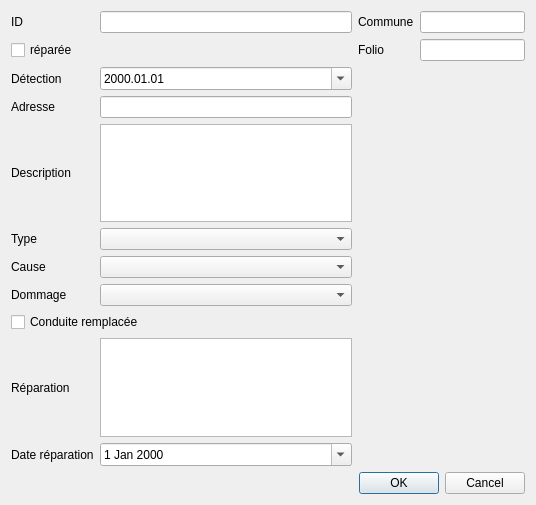
The window that qgis-project/ui_forms/leak.ui (qwat/QWAT) describes before a commit, drawn with Qt 5.
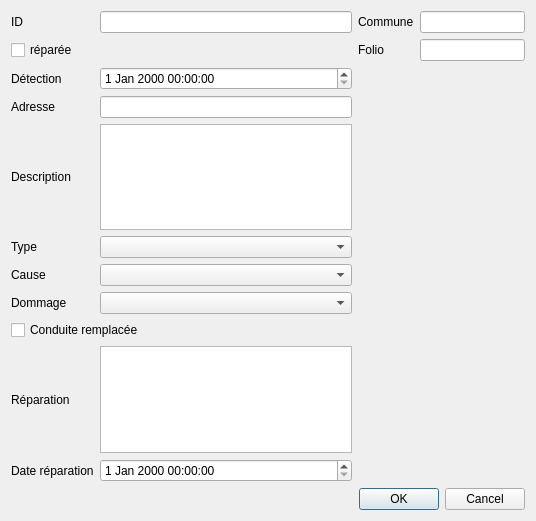
The same window after the commit. Custom widgets are drawn as their Qt base class.

Commit message: fix null date for leak (reparation date, detection date should not be null)

Patch:
```diff
--- a/qgis-project/ui_forms/leak.ui
+++ b/qgis-project/ui_forms/leak.ui
@@ -7,51 +7,21 @@
     <x>0</x>
     <y>0</y>
     <width>536</width>
-    <height>505</height>
+    <height>521</height>
    </rect>
   </property>
   <property name="windowTitle">
    <string>Fuite</string>
   </property>
   <layout class="QGridLayout" name="gridLayout">
-   <item row="3" column="0">
-    <widget class="QLabel" name="label_8">
+   <item row="9" column="0" colspan="2">
+    <widget class="QCheckBox" name="pipe_replaced">
      <property name="text">
-      <string>Adresse</string>
+      <string>Conduite remplacée</string>
      </property>
     </widget>
    </item>
-   <item row="2" column="1">
-    <widget class="QDateEdit" name="detection_date">
-     <property name="displayFormat">
-      <string>yyyy.MM.dd</string>
-     </property>
-     <property name="calendarPopup">
-      <bool>true</bool>
-     </property>
-    </widget>
-   </item>
-   <item row="4" column="0">
-    <widget class="QLabel" name="label_9">
-     <property name="text">
-      <string>Description</string>
-     </property>
-    </widget>
-   </item>
-   <item row="0" column="3">
-    <widget class="QLineEdit" name="_district"/>
-   </item>
-   <item row="6" column="0">
-    <widget class="QLabel" name="label_5">
-     <property name="text">
-      <string>Cause</string>
-     </property>
-    </widget>
-   </item>
-   <item row="1" column="3">
-    <widget class="QLineEdit" name="_printmaps"/>
-   </item>
-   <item row="12" column="1" colspan="3">
+   <item row="13" column="1" colspan="3">
     <widget class="QDialogButtonBox" name="buttonBox">
      <property name="orientation">
       <enum>Qt::Horizontal</enum>
@@ -61,13 +31,24 @@
      </property>
     </widget>
    </item>
-   <item row="0" column="1">
-    <widget class="QLineEdit" name="id"/>
+   <item row="6" column="0">
+    <widget class="QLabel" name="label_4">
+     <property name="text">
+      <string>Type</string>
+     </property>
+    </widget>
    </item>
-   <item row="8" column="0" colspan="2">
-    <widget class="QCheckBox" name="pipe_replaced">
+   <item row="11" column="0">
+    <widget class="QLabel" name="label_11">
      <property name="text">
-      <string>Conduite remplacée</string>
+      <string>Date réparation</string>
+     </property>
+    </widget>
+   </item>
+   <item row="8" column="0">
+    <widget class="QLabel" name="label_6">
+     <property name="text">
+      <string>Dommage</string>
      </property>
     </widget>
    </item>
@@ -78,6 +59,29 @@
      </property>
     </widget>
    </item>
+   <item row="7" column="1">
+    <widget class="QComboBox" name="id_cause"/>
+   </item>
+   <item row="1" column="3">
+    <widget class="QLineEdit" name="_printmaps"/>
+   </item>
+   <item row="8" column="1">
+    <widget class="QComboBox" name="id_damage"/>
+   </item>
+   <item row="4" column="0">
+    <widget class="QLabel" name="label_8">
+     <property name="text">
+      <string>Adresse</string>
+     </property>
+    </widget>
+   </item>
+   <item row="7" column="0">
+    <widget class="QLabel" name="label_5">
+     <property name="text">
+      <string>Cause</string>
+     </property>
+    </widget>
+   </item>
    <item row="1" column="2">
     <widget class="QLabel" name="label_3">
      <property name="text">
@@ -85,42 +89,28 @@
      </property>
     </widget>
    </item>
-   <item row="7" column="1">
-    <widget class="QComboBox" name="id_damage"/>
+   <item row="5" column="1">
+    <widget class="QPlainTextEdit" name="description"/>
    </item>
-   <item row="2" column="0">
-    <widget class="QLabel" name="label_7">
-     <property name="text">
-      <string>Détection</string>
-     </property>
-    </widget>
+   <item row="11" column="1">
+    <widget class="QgsDateTimeEdit" name="repair_date"/>
    </item>
-   <item row="3" column="1">
+   <item row="4" column="1">
     <widget class="QLineEdit" name="address"/>
    </item>
+   <item row="0" column="3">
+    <widget class="QLineEdit" name="_district"/>
+   </item>
+   <item row="0" column="1">
+    <widget class="QLineEdit" name="id"/>
+   </item>
    <item row="5" column="0">
-    <widget class="QLabel" name="label_4">
+    <widget class="QLabel" name="label_9">
      <property name="text">
-      <string>Type</string>
+      <string>Description</string>
      </property>
     </widget>
    </item>
-   <item row="7" column="0">
-    <widget class="QLabel" name="label_6">
-     <property name="text">
-      <string>Dommage</string>
-     </property>
-    </widget>
-   </item>
-   <item row="4" column="1">
-    <widget class="QPlainTextEdit" name="description"/>
-   </item>
-   <item row="5" column="1">
-    <widget class="QComboBox" name="id_type"/>
-   </item>
-   <item row="6" column="1">
-    <widget class="QComboBox" name="id_cause"/>
-   </item>
    <item row="0" column="2">
     <widget class="QLabel" name="label_2">
      <property name="text">
@@ -128,30 +118,6 @@
      </property>
     </widget>
    </item>
-   <item row="9" column="1">
-    <widget class="QPlainTextEdit" name="repair"/>
-   </item>
-   <item row="10" column="1">
-    <widget class="QDateEdit" name="repair_date">
-     <property name="calendarPopup">
-      <bool>true</bool>
-     </property>
-    </widget>
-   </item>
-   <item row="10" column="0">
-    <widget class="QLabel" name="label_11">
-     <property name="text">
-      <string>Date réparation</string>
-     </property>
-    </widget>
-   </item>
-   <item row="9" column="0">
-    <widget class="QLabel" name="label_10">
-     <property name="text">
-      <string>Réparation</string>
-     </property>
-    </widget>
-   </item>
    <item row="1" column="0" colspan="2">
     <widget class="QCheckBox" name="_repaired">
      <property name="text">
@@ -159,8 +125,42 @@
      </property>
     </widget>
    </item>
+   <item row="10" column="0">
+    <widget class="QLabel" name="label_10">
+     <property name="text">
+      <string>Réparation</string>
+     </property>
+    </widget>
+   </item>
+   <item row="10" column="1">
+    <widget class="QPlainTextEdit" name="repair"/>
+   </item>
+   <item row="3" column="1">
+    <widget class="QgsDateTimeEdit" name="detection_date">
+     <property name="allowNull">
+      <bool>false</bool>
+     </property>
+    </widget>
+   </item>
+   <item row="6" column="1">
+    <widget class="QComboBox" name="id_type"/>
+   </item>
+   <item row="3" column="0">
+    <widget class="QLabel" name="label_7">
+     <property name="text">
+      <string>Détection</string>
+     </property>
+    </widget>
+   </item>
   </layout>
  </widget>
+ <customwidgets>
+  <customwidget>
+   <class>QgsDateTimeEdit</class>
+   <extends>QDateTimeEdit</extends>
+   <header>qgsdatetimeedit.h</header>
+  </customwidget>
+ </customwidgets>
  <resources/>
  <connections>
   <connection>
```
The commit also changes 1 other file.
